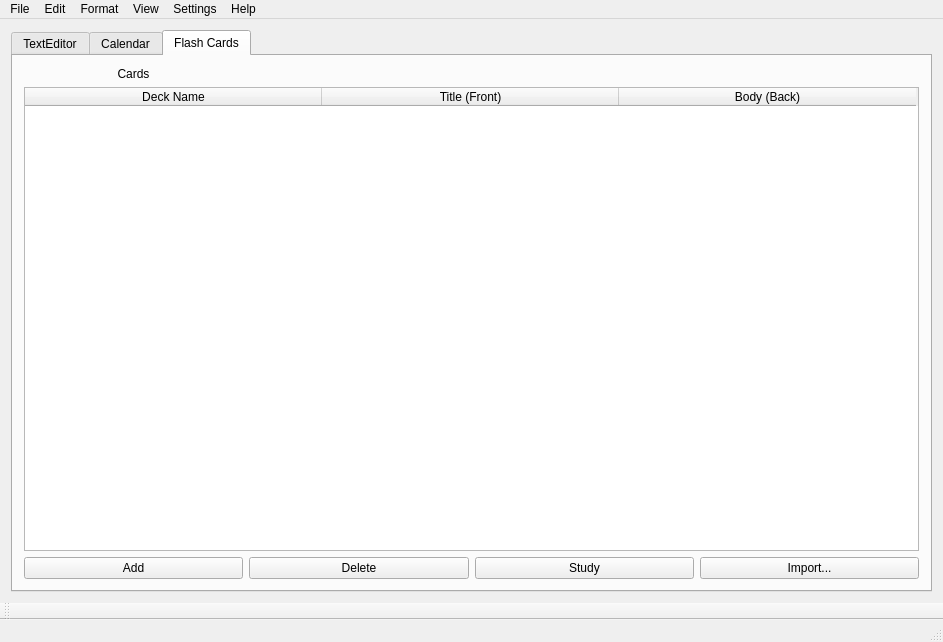
First picture: the form in Qt Project Files/SpiralBound/mainwindow.ui, repository ECU-CSCI-4230/SpiralBound, before the edit.
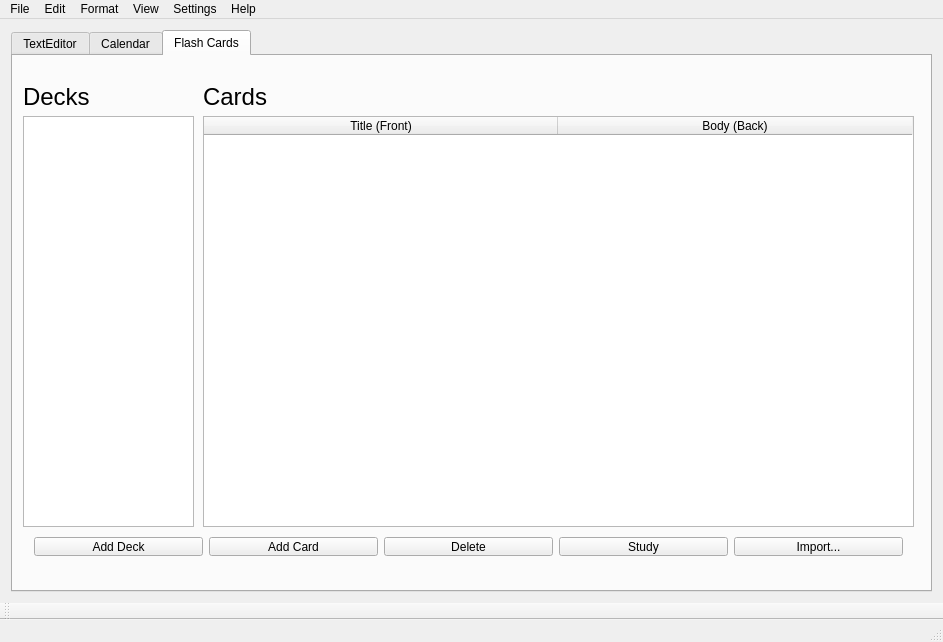
Second picture: the form after the edit. The open tabs and pages were chosen to show the change. Icons and pictures are not drawn.

Commit message:
Update UI for Study Tool,  and some backend functionality
- Added "add deck" button to UI
- Changed UI to reflect our new idea for Study Tool
- Added some backend for the new study tool

Diff of the .ui file:
```diff
--- a/Qt Project Files/SpiralBound/mainwindow.ui
+++ b/Qt Project Files/SpiralBound/mainwindow.ui
@@ -19,7 +19,7 @@
   </property>
   <widget class="QWidget" name="centralWidget">
    <layout class="QGridLayout" name="gridLayout">
-    <item row="0" column="1">
+    <item row="0" column="0">
      <widget class="QTabWidget" name="tabWidget">
       <property name="enabled">
        <bool>true</bool>
@@ -654,45 +654,57 @@
        <attribute name="title">
         <string>Flash Cards</string>
        </attribute>
-       <layout class="QGridLayout" name="gridLayout_4">
-        <item row="0" column="0">
          <widget class="QLabel" name="label_cards">
+        <property name="geometry">
+         <rect>
+          <x>190</x>
+          <y>20</y>
+          <width>191</width>
+          <height>41</height>
+         </rect>
+        </property>
           <property name="sizePolicy">
            <sizepolicy hsizetype="Minimum" vsizetype="Minimum">
             <horstretch>0</horstretch>
             <verstretch>0</verstretch>
            </sizepolicy>
           </property>
+        <property name="font">
+         <font>
+          <pointsize>18</pointsize>
+         </font>
+        </property>
           <property name="text">
            <string>Cards</string>
           </property>
           <property name="alignment">
-           <set>Qt::AlignCenter</set>
-          </property>
-         </widget>
-        </item>
-        <item row="1" column="0" colspan="4">
+         <set>Qt::AlignLeading|Qt::AlignLeft|Qt::AlignVCenter</set>
+        </property>
+       </widget>
          <widget class="QTableWidget" name="tableWidget_cardsTable">
+        <property name="geometry">
+         <rect>
+          <x>190</x>
+          <y>60</y>
+          <width>711</width>
+          <height>411</height>
+         </rect>
+        </property>
           <property name="sortingEnabled">
            <bool>false</bool>
           </property>
           <property name="columnCount">
-           <number>3</number>
+         <number>2</number>
           </property>
           <attribute name="horizontalHeaderCascadingSectionResizes">
            <bool>true</bool>
           </attribute>
           <attribute name="horizontalHeaderDefaultSectionSize">
-           <number>297</number>
+         <number>354</number>
           </attribute>
           <attribute name="horizontalHeaderShowSortIndicator" stdset="0">
            <bool>false</bool>
           </attribute>
-          <column>
-           <property name="text">
-            <string>Deck Name</string>
-           </property>
-          </column>
           <column>
            <property name="text">
             <string>Title (Front)</string>
@@ -704,18 +716,71 @@
            </property>
           </column>
          </widget>
-        </item>
-        <item row="2" column="0">
+       <widget class="QLabel" name="label_decks">
+        <property name="geometry">
+         <rect>
+          <x>10</x>
+          <y>20</y>
+          <width>191</width>
+          <height>41</height>
+         </rect>
+        </property>
+        <property name="sizePolicy">
+         <sizepolicy hsizetype="Minimum" vsizetype="Minimum">
+          <horstretch>0</horstretch>
+          <verstretch>0</verstretch>
+         </sizepolicy>
+        </property>
+        <property name="font">
+         <font>
+          <pointsize>18</pointsize>
+         </font>
+        </property>
+        <property name="text">
+         <string>Decks</string>
+        </property>
+        <property name="alignment">
+         <set>Qt::AlignLeading|Qt::AlignLeft|Qt::AlignVCenter</set>
+        </property>
+       </widget>
+       <widget class="QListWidget" name="listWidget_decks">
+        <property name="geometry">
+         <rect>
+          <x>10</x>
+          <y>60</y>
+          <width>171</width>
+          <height>411</height>
+         </rect>
+        </property>
+       </widget>
+       <widget class="QWidget" name="">
+        <property name="geometry">
+         <rect>
+          <x>10</x>
+          <y>470</y>
+          <width>891</width>
+          <height>41</height>
+         </rect>
+        </property>
+        <layout class="QGridLayout" name="gridLayout_3">
+         <item row="0" column="0">
+          <widget class="QPushButton" name="pushButton_addDeck">
+           <property name="text">
+            <string>Add Deck</string>
+           </property>
+          </widget>
+         </item>
+         <item row="0" column="1">
          <widget class="QPushButton" name="pushButton_addCard">
           <property name="enabled">
            <bool>true</bool>
           </property>
           <property name="text">
-           <string>Add</string>
+            <string>Add Card</string>
           </property>
          </widget>
         </item>
-        <item row="2" column="1">
+         <item row="0" column="2">
          <widget class="QPushButton" name="pushButton_deleteCard">
           <property name="sizePolicy">
            <sizepolicy hsizetype="Preferred" vsizetype="Fixed">
@@ -728,14 +793,14 @@
           </property>
          </widget>
         </item>
-        <item row="2" column="2">
+         <item row="0" column="3">
          <widget class="QPushButton" name="pushButton_studyCard">
           <property name="text">
            <string>Study</string>
           </property>
          </widget>
         </item>
-        <item row="2" column="3">
+         <item row="0" column="4">
          <widget class="QPushButton" name="pushButton_import">
           <property name="text">
            <string>Import...</string>
@@ -745,6 +810,7 @@
        </layout>
       </widget>
      </widget>
+     </widget>
     </item>
    </layout>
   </widget>
```
Left out of the diff: 4 changed lines with no effect on the pictures. Lines whose indentation alone changed are shown as unchanged. The commit also changes 7 other files.
